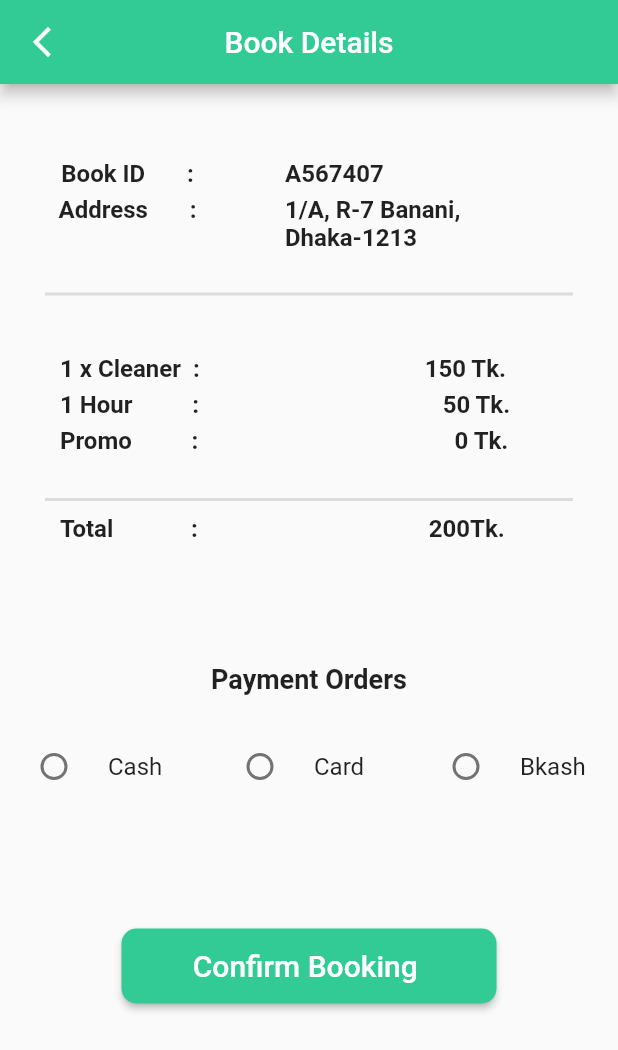
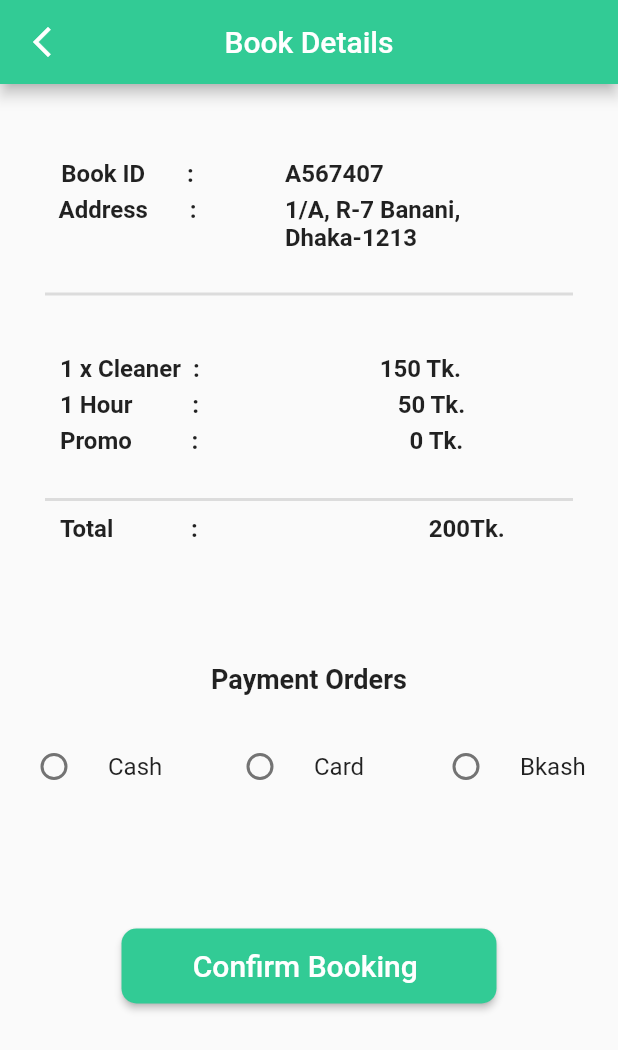
Before and after one commit to Shafaqulhamim/mobile_cleaning_service, a Flutter app: the BookDetails screen opened directly, on a phone screen of 412 x 824 dp. Shown: the top 1050 px of the screen. Run offline on Flutter 3.47's test engine with Material 2 defaults, Android fonts, the phone set to English and light mode, and no system bars; our stand-ins replace bloc, cloud_firestore, dartz, firebase_auth, firebase_core, flutter_bloc and 6 more; accounts and stored records are empty.

Commit message:
book details and card details

```diff
--- a/lib/application/auth/auth_event.dart
+++ b/lib/application/auth/auth_event.dart
@@ -6,6 +6,7 @@ abstract class AuthEvent with _$AuthEvent {
       String email, String password, UserData userData) = SignupEvent;
   const factory AuthEvent.login(String login, String password) = LoginEvent;
   const factory AuthEvent.authCheckRequested() = AuthCheckRequested;
+  const factory AuthEvent.getUserList() = UserPList;
   // const factory AuthEvent.getUserLocation() = GetUserLocation;
   const factory AuthEvent.signedOut() = SignedOut;
   const factory AuthEvent.resetPassword(String email) = ResetPassword;
--- a/lib/application/auth/auth_state.dart
+++ b/lib/application/auth/auth_state.dart
@@ -2,9 +2,16 @@ part of 'auth_bloc.dart';
 
 @freezed
 abstract class AuthState with _$AuthState {
-  const factory AuthState(String error, bool isAuthenticated, bool isLoading,
-      bool resetLink, UserData userData, double lat, double long) = _AuthState;
+  const factory AuthState(
+      String error,
+      bool isAuthenticated,
+      bool isLoading,
+      bool resetLink,
+      UserData userData,
+      List<UserData> userDataList,
+      double lat,
+      double long) = _AuthState;
 
   factory AuthState.initial() => const AuthState(
-      "", false, false, false, UserData("", "", "", "", "", true), 0, 0);
+      "", false, false, false, UserData("", "", "", "", "", true), [], 0, 0);
 }
--- a/lib/domain/auth/i_auth_provider.dart
+++ b/lib/domain/auth/i_auth_provider.dart
@@ -18,6 +18,7 @@ abstract class IAuthProvider {
 
   Future<Either<Failure, Unit>> uploadUserData(UserData user, String userId);
   Future<Either<Failure, UserData>> getUserProfile();
+  Future<Either<Failure, List<UserData>>> getUserProfileList();
   Future<Either<Failure, Unit>> forgetPassword(String email);
   Future<Either<Failure, UserData>> signInWithEmailAndPassword(
     String emailAddress,
--- a/lib/login.dart
+++ b/lib/login.dart
@@ -50,9 +50,11 @@ class _LoginPageState extends State<LoginPage> {
           }
           if (state.isAuthenticated) {
             EasyLoading.showSuccess('Successfully Authenticated!');
+            authBloc.add(UserPList());
             Navigator.push(
               context,
-              MaterialPageRoute(builder: (context) => CustomerDash()),
+              MaterialPageRoute(
+                  builder: (context) => CustomerDash(state.userDataList)),
             );
           }
         },
--- a/lib/signup.dart
+++ b/lib/signup.dart
@@ -66,9 +66,11 @@ class _State extends State<SignupPage> {
           } else if (state.isAuthenticated) {
             EasyLoading.dismiss();
             EasyLoading.showSuccess('Registration Successful!');
+            authBloc.add(UserPList());
             Navigator.push(
               context,
-              MaterialPageRoute(builder: (context) => CustomerDash()),
+              MaterialPageRoute(
+                  builder: (context) => CustomerDash(state.userDataList)),
             );
           }
         },
--- a/lib/view/book_details.dart
+++ b/lib/view/book_details.dart
@@ -19,6 +19,7 @@ class _BookDetailsState extends State<BookDetails> {
 
   @override
   Widget build(BuildContext context) {
+    final size = MediaQuery.of(context).size;
     return Scaffold(
       appBar: AppBar(
         centerTitle: true,
@@ -131,7 +132,7 @@ class _BookDetailsState extends State<BookDetails> {
                 ),
                 Padding(
                   padding: const EdgeInsets.only(
-                    left: 150,
+                    left: 120,
                   ),
                   child: Container(
                     child: Column(
@@ -219,7 +220,7 @@ class _BookDetailsState extends State<BookDetails> {
                 // ),
 
                 Flexible(
-                  fit: FlexFit.loose,
+                  fit: FlexFit.tight,
                   child: RadioListTile(
                     value: 1,
                     groupValue: _rValue,
```
Also changed, not shown: lib/application/auth/auth_bloc.dart (+8 -0 lines), lib/customer_dash.dart (+40 -9 lines), lib/infrastructure/auth/firebase_auth_provider.dart (+24 -0 lines), lib/main.dart (+9 -5 lines), lib/view/clean_home.dart (+12 -4 lines), lib/application/auth/auth_bloc.freezed.dart, lib/domain/core/failure.freezed.dart, lib/domain/user/user_profile.freezed.dart, lib/domain/user/user_profile.g.dart.
